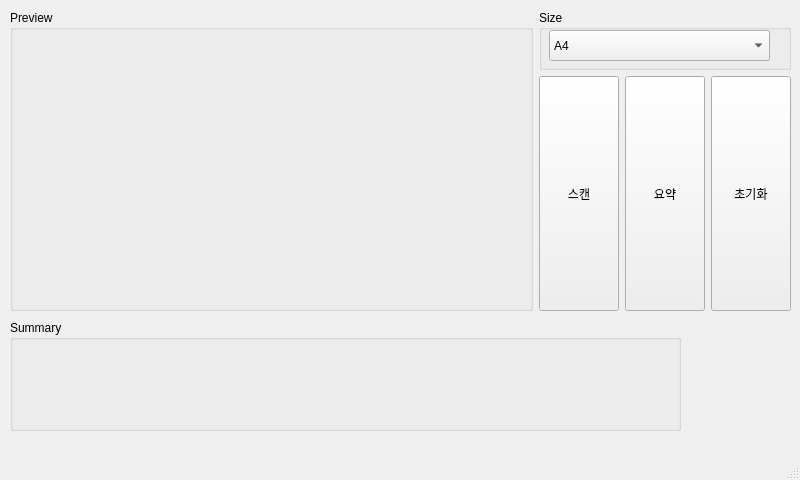
woong020/summaryui, file summary.ui: the form before one commit.
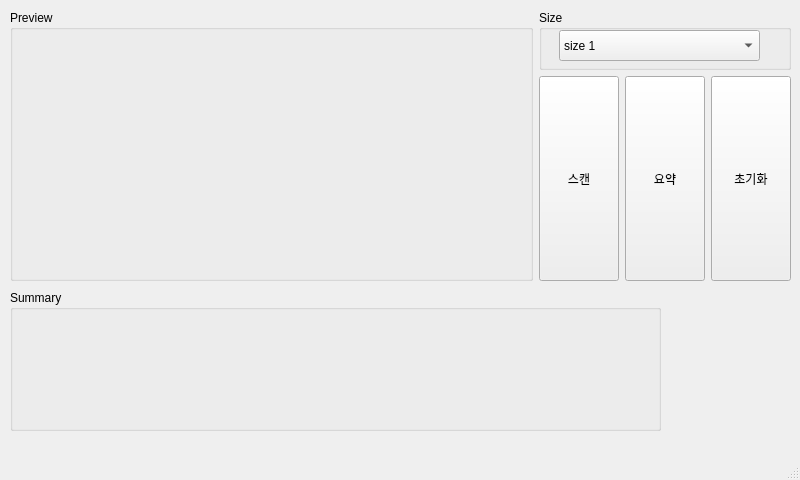
The form after the commit.

What changed in the file:
```diff
--- a/summary.ui
+++ b/summary.ui
@@ -20,7 +20,7 @@
       <x>10</x>
       <y>10</y>
       <width>781</width>
-      <height>301</height>
+      <height>271</height>
      </rect>
     </property>
     <layout class="QHBoxLayout" name="horizontalLayout_2">
@@ -35,13 +35,16 @@
        <property name="title">
         <string>Preview</string>
        </property>
+       <property name="flat">
+        <bool>false</bool>
+       </property>
        <widget class="QWidget" name="widget_preview" native="true">
         <property name="geometry">
          <rect>
-          <x>0</x>
+          <x>10</x>
           <y>10</y>
-          <width>531</width>
-          <height>291</height>
+          <width>511</width>
+          <height>251</height>
          </rect>
         </property>
        </widget>
@@ -63,9 +66,9 @@
          <widget class="QComboBox" name="comboBox_size">
           <property name="geometry">
            <rect>
-            <x>10</x>
+            <x>20</x>
             <y>20</y>
-            <width>221</width>
+            <width>201</width>
             <height>31</height>
            </rect>
           </property>
@@ -77,7 +80,17 @@
           </property>
           <item>
            <property name="text">
-            <string notr="true">A4</string>
+            <string notr="true">size 1</string>
+           </property>
+          </item>
+          <item>
+           <property name="text">
+            <string>size 2</string>
+           </property>
+          </item>
+          <item>
+           <property name="text">
+            <string>size 3</string>
            </property>
           </item>
          </widget>
@@ -134,9 +147,9 @@
     <property name="geometry">
      <rect>
       <x>10</x>
-      <y>320</y>
-      <width>671</width>
-      <height>111</height>
+      <y>290</y>
+      <width>651</width>
+      <height>141</height>
      </rect>
     </property>
     <property name="title">
@@ -145,15 +158,18 @@
     <widget class="QLabel" name="label_summary">
      <property name="geometry">
       <rect>
-       <x>0</x>
+       <x>10</x>
        <y>20</y>
-       <width>661</width>
-       <height>81</height>
+       <width>631</width>
+       <height>111</height>
       </rect>
      </property>
      <property name="text">
       <string/>
      </property>
+     <property name="textFormat">
+      <enum>Qt::AutoText</enum>
+     </property>
      <property name="alignment">
       <set>Qt::AlignLeading|Qt::AlignLeft|Qt::AlignTop</set>
      </property>
@@ -162,10 +178,10 @@
    <widget class="QLabel" name="label_logo">
     <property name="geometry">
      <rect>
-      <x>690</x>
-      <y>330</y>
+      <x>680</x>
+      <y>310</y>
       <width>101</width>
-      <height>101</height>
+      <height>111</height>
      </rect>
     </property>
     <property name="text">
```
